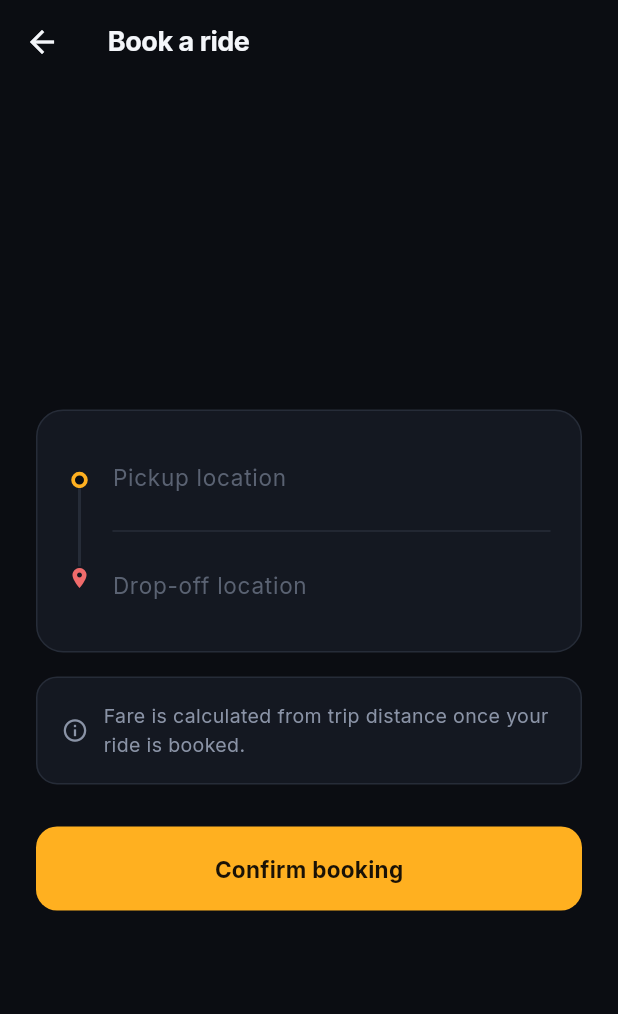
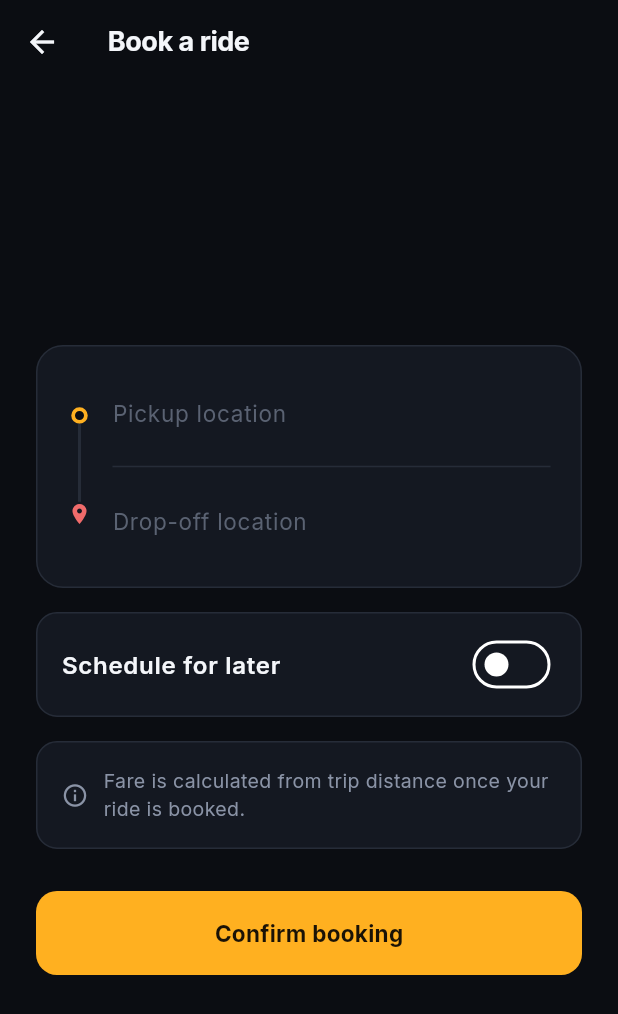
Before and after one commit to Mazennaji/ridepin-platform, a Flutter app: the RequestRideScreen screen opened directly, on a phone screen of 412 x 824 dp. Shown: the top 1014 px of the screen. Run offline on Flutter 3.47's test engine with Material 3 defaults, Android fonts, the phone set to English and light mode, and no system bars; our stand-ins replace dio, google_fonts, shared_preferences; accounts and stored records are empty.

Commit message:
feat: add scheduling functionality to request ride screen

```diff
--- a/mobile/ridepin/lib/screens/rider/request_ride_screen.dart
+++ b/mobile/ridepin/lib/screens/rider/request_ride_screen.dart
@@ -15,6 +15,8 @@ class _RequestRideScreenState extends State<RequestRideScreen> {
   final _pickup = TextEditingController();
   final _dropoff = TextEditingController();
   bool _submitting = false;
+  bool _scheduleLater = false;
+  DateTime? _scheduledAt;
 
   @override
   void dispose() {
@@ -23,8 +25,43 @@ class _RequestRideScreenState extends State<RequestRideScreen> {
     super.dispose();
   }
 
+  Future<void> _pickDateTime() async {
+    final now = DateTime.now();
+    final date = await showDatePicker(
+      context: context,
+      initialDate: now.add(const Duration(hours: 1)),
+      firstDate: now,
+      lastDate: now.add(const Duration(days: 30)),
+    );
+    if (date == null || !mounted) return;
+    final time = await showTimePicker(
+      context: context,
+      initialTime: TimeOfDay.fromDateTime(now.add(const Duration(hours: 1))),
+    );
+    if (time == null) return;
+    setState(() {
+      _scheduledAt = DateTime(
+        date.year,
+        date.month,
+        date.day,
+        time.hour,
+        time.minute,
+      );
+    });
+  }
+
   Future<void> _submit() async {
     if (!_formKey.currentState!.validate()) return;
+    if (_scheduleLater && _scheduledAt == null) {
+      ScaffoldMessenger.of(context).showSnackBar(
+        const SnackBar(
+          content: Text('Pick a date and time for your scheduled ride'),
+          backgroundColor: AppColors.surfaceAlt,
+        ),
+      );
+      return;
+    }
+
     setState(() => _submitting = true);
     final rides = context.read<RideProvider>();
     final messenger = ScaffoldMessenger.of(context);
@@ -36,6 +73,7 @@ class _RequestRideScreenState extends State<RequestRideScreen> {
       pickupLng: 35.5442,
       dropoffLat: 33.8938,
       dropoffLng: 35.5018,
+      scheduledAt: _scheduleLater ? _scheduledAt : null,
     );
     if (!mounted) return;
     setState(() => _submitting = false);
@@ -49,6 +87,16 @@ class _RequestRideScreenState extends State<RequestRideScreen> {
         ),
       );
     }
+  }
+
+  String _formatDateTime(DateTime dt) {
+    final d =
+        '${dt.day.toString().padLeft(2, '0')}/'
+        '${dt.month.toString().padLeft(2, '0')}';
+    final t =
+        '${dt.hour.toString().padLeft(2, '0')}:'
+        '${dt.minute.toString().padLeft(2, '0')}';
+    return '$d at $t';
   }
 
   @override
@@ -149,6 +197,74 @@ class _RequestRideScreenState extends State<RequestRideScreen> {
                     ),
                     const SizedBox(height: 16),
                     Container(
+                      padding: const EdgeInsets.symmetric(
+                        horizontal: 16,
+                        vertical: 6,
+                      ),
+                      decoration: BoxDecoration(
+                        color: AppColors.surface,
+                        borderRadius: BorderRadius.circular(14),
+                        border: Border.all(color: AppColors.line),
+                      ),
+                      child: Column(
+                        children: [
+                          SwitchListTile(
+                            contentPadding: EdgeInsets.zero,
+                            title: const Text(
+                              'Schedule for later',
+                              style: TextStyle(
+                                color: AppColors.text,
+                                fontWeight: FontWeight.w600,
+                              ),
+                            ),
+                            value: _scheduleLater,
+                            activeThumbColor: AppColors.signal,
+                            onChanged: (v) => setState(() {
+                              _scheduleLater = v;
+                              if (!v) _scheduledAt = null;
+                            }),
+                          ),
+                          if (_scheduleLater)
+                            Padding(
+                              padding: const EdgeInsets.only(bottom: 10),
+                              child: GestureDetector(
+                                onTap: _pickDateTime,
+                                child: Container(
+                                  width: double.infinity,
+                                  padding: const EdgeInsets.symmetric(
+                                    horizontal: 14,
+                                    vertical: 14,
+                                  ),
+                                  decoration: BoxDecoration(
+                                    color: AppColors.surfaceAlt,
+                                    borderRadius: BorderRadius.circular(10),
+                                  ),
+                                  child: Row(
+                                    children: [
+                                      const Icon(
+                                        Icons.schedule,
+                                        size: 18,
+                                        color: AppColors.signal,
+                                      ),
+                                      const SizedBox(width: 10),
+                                      Text(
+                                        _scheduledAt == null
+                                            ? 'Pick date & time'
+                                            : _formatDateTime(_scheduledAt!),
+                                        style: const TextStyle(
+                                          color: AppColors.text,
+                                        ),
+                                      ),
+                                    ],
+                                  ),
+                                ),
+                              ),
+                            ),
+                        ],
+                      ),
+                    ),
+                    const SizedBox(height: 16),
+                    Container(
                       padding: const EdgeInsets.all(16),
                       decoration: BoxDecoration(
                         color: AppColors.surface,
@@ -187,7 +303,11 @@ class _RequestRideScreenState extends State<RequestRideScreen> {
                                 color: Color(0xFF1A1206),
                               ),
                             )
-                          : const Text('Confirm booking'),
+                          : Text(
+                              _scheduleLater
+                                  ? 'Schedule ride'
+                                  : 'Confirm booking',
+                            ),
                     ),
                   ],
                 ),
```
